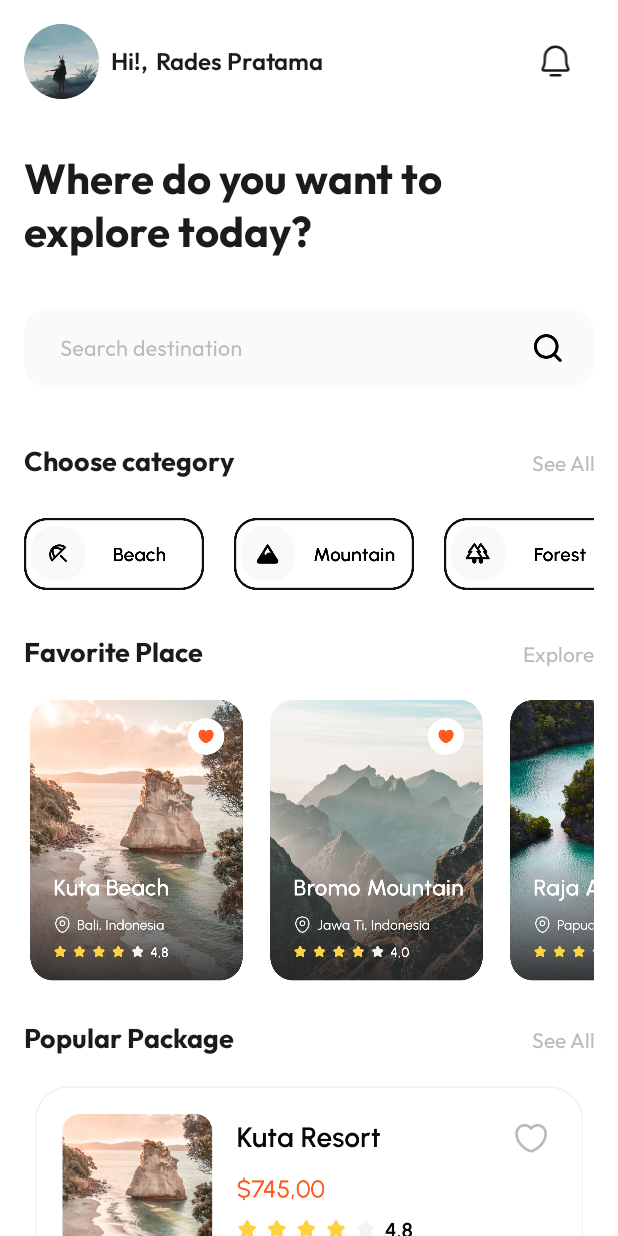
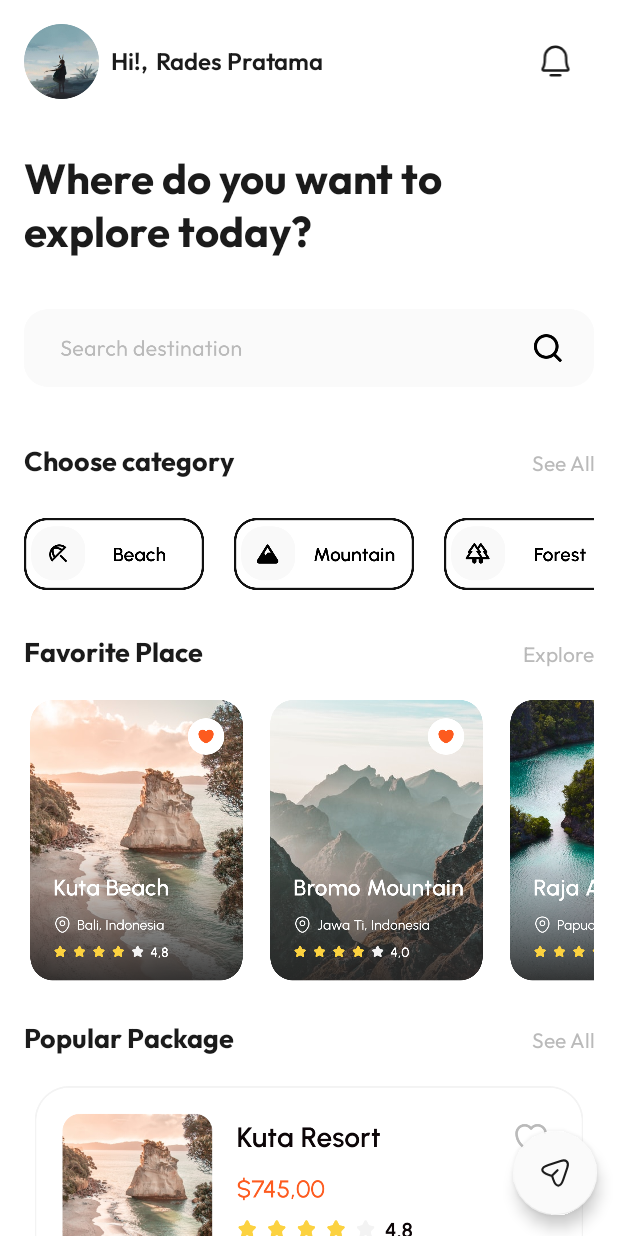
Before and after one commit to radespratama/staycation, an Android app: the screen it shows after launch (MainActivity), on a phone screen of 412 x 824 dp. Run offline under Robolectric (Android 15) with nearby library versions, the phone set to English and light mode, and no system bars.

Commit message:
add floating button

```diff
--- a/app/build.gradle
+++ b/app/build.gradle
@@ -32,6 +32,8 @@ dependencies {
     implementation 'androidx.appcompat:appcompat:1.5.0'
     implementation 'com.google.android.material:material:1.6.1'
     implementation 'androidx.constraintlayout:constraintlayout:2.1.4'
+    implementation 'androidx.navigation:navigation-fragment:2.5.0'
+    implementation 'androidx.navigation:navigation-ui:2.5.0'
     testImplementation 'junit:junit:4.13.2'
     androidTestImplementation 'androidx.test.ext:junit:1.1.3'
     androidTestImplementation 'androidx.test.espresso:espresso-core:3.4.0'
--- a/app/src/main/AndroidManifest.xml
+++ b/app/src/main/AndroidManifest.xml
@@ -16,8 +16,7 @@
         <activity
             android:name=".DetailSearchActivity"
             android:exported="false"
-            android:theme="@style/Theme.AppCompat.NoActionBar"
-            />
+            android:theme="@style/Theme.AppCompat.NoActionBar" />
         <activity
             android:name=".DetailFavoriteActivity"
             android:exported="false"
--- a/app/src/main/java/com/devplayhouse/staycationandroid/MainActivity.java
+++ b/app/src/main/java/com/devplayhouse/staycationandroid/MainActivity.java
@@ -5,14 +5,23 @@ import androidx.appcompat.app.AppCompatActivity;
 import android.content.Intent;
 import android.os.Bundle;
 import android.view.View;
+import android.view.animation.Animation;
+import android.view.animation.AnimationUtils;
 import android.widget.ImageView;
 import android.widget.RelativeLayout;
+
+import com.google.android.material.floatingactionbutton.FloatingActionButton;
 
 public class MainActivity extends AppCompatActivity {
     ImageView searchContent;
     ImageView toFavoriteOne, toFavoriteTwo, toFavoriteThree, toFavoriteFour;
     String contentTitle, contentLocation, contentDescription, contentRating, contentPrice;
     RelativeLayout contentDetailBackground;
+
+    FloatingActionButton floatingActionAppOne, floatingActionAppTwo;
+    Animation icOpen, icClose, icRotateForward, icRotateBackward;
+
+    boolean isOpen = false;
 
     @Override
     protected void onCreate(Bundle savedInstanceState) {
@@ -25,6 +34,9 @@ public class MainActivity extends AppCompatActivity {
         toFavoriteTwo = findViewById(R.id.toFavoriteTwo);
         toFavoriteThree = findViewById(R.id.toFavoriteThree);
         toFavoriteFour = findViewById(R.id.toFavoriteFour);
+
+        floatingActionAppOne = findViewById(R.id.floatingActionAppOne);
+        floatingActionAppTwo = findViewById(R.id.floatingActionAppTwo);
 
         toFavoriteOne.setOnClickListener(new View.OnClickListener() {
             @Override
--- a/app/src/main/java/com/devplayhouse/staycationandroid/SplashScreenActivity.java
+++ b/app/src/main/java/com/devplayhouse/staycationandroid/SplashScreenActivity.java
@@ -16,11 +16,6 @@ public class SplashScreenActivity extends AppCompatActivity {
         new Handler().postDelayed(new Runnable() {
             @Override
             public void run() {
-                /** if(getSharedPreferences("nama") != null){
-                    Intent loadingIntent = new Intent(SplashScreenActivity.this, MainActivity.class);
-                } else {
-                    Intent loadingIntent = new Intent(SplashScreenActivity.this, MainActivity.class);
-                } **/
                 Intent loadingIntent = new Intent(SplashScreenActivity.this, MainActivity.class);
                 startActivity(loadingIntent);
                 finish();
--- /dev/null
+++ b/app/src/main/res/drawable/ic_logout.xml
@@ -0,0 +1,13 @@
+<vector xmlns:android="http://schemas.android.com/apk/res/android"
+    android:width="16dp"
+    android:height="14dp"
+    android:viewportWidth="18"
+    android:viewportHeight="16">
+  <path
+      android:pathData="M8,15H11.75C13.142,15 14.478,14.447 15.462,13.462C16.447,12.478 17,11.142 17,9.75C17,8.358 16.447,7.022 15.462,6.038C14.478,5.053 13.142,4.5 11.75,4.5H2M4.5,1L1,4.5L4.5,8"
+      android:strokeLineJoin="round"
+      android:strokeWidth="2"
+      android:fillColor="#00000000"
+      android:strokeColor="#000000"
+      android:strokeLineCap="round"/>
+</vector>
--- /dev/null
+++ b/app/src/main/res/drawable/ic_send.xml
@@ -0,0 +1,20 @@
+<vector xmlns:android="http://schemas.android.com/apk/res/android"
+    android:width="25dp"
+    android:height="24dp"
+    android:viewportWidth="25"
+    android:viewportHeight="24">
+  <path
+      android:pathData="M7.965,6.32L16.455,3.49C20.265,2.22 22.335,4.3 21.075,8.11L18.245,16.6C16.345,22.31 13.225,22.31 11.325,16.6L10.485,14.08L7.965,13.24C2.255,11.34 2.255,8.23 7.965,6.32Z"
+      android:strokeLineJoin="round"
+      android:strokeWidth="1.5"
+      android:fillColor="#00000000"
+      android:strokeColor="@color/gray_900"
+      android:strokeLineCap="round"/>
+  <path
+      android:pathData="M10.675,13.65L14.255,10.06"
+      android:strokeLineJoin="round"
+      android:strokeWidth="1.5"
+      android:fillColor="#00000000"
+      android:strokeColor="@color/gray_900"
+      android:strokeLineCap="round"/>
+</vector>
--- a/app/src/main/res/layout/activity_detail_search.xml
+++ b/app/src/main/res/layout/activity_detail_search.xml
@@ -24,13 +24,11 @@
         <TextView
             android:layout_width="wrap_content"
             android:layout_height="wrap_content"
+            android:layout_centerInParent="true"
+            android:fontFamily="@font/outfit_bold"
             android:text="Search"
             android:textColor="@color/gray_900"
-            android:textSize="16dp"
-            android:fontFamily="@font/outfit_bold"
-            android:layout_centerVertical="true"
-            android:layout_centerInParent="true"
-            />
+            android:textSize="16dp" />
     </RelativeLayout>
     <LinearLayout
         android:layout_width="match_parent"
--- a/app/src/main/res/layout/activity_login.xml
+++ b/app/src/main/res/layout/activity_login.xml
@@ -1,9 +1,16 @@
 <?xml version="1.0" encoding="utf-8"?>
 <RelativeLayout xmlns:android="http://schemas.android.com/apk/res/android"
     xmlns:tools="http://schemas.android.com/tools"
+    xmlns:app="http://schemas.android.com/apk/res-auto"
     android:layout_width="match_parent"
     android:background="@color/white"
     android:layout_height="match_parent"
     tools:context=".LoginActivity">
 
+
+
+
+
+
+
 </RelativeLayout>
--- a/app/src/main/res/layout/activity_main.xml
+++ b/app/src/main/res/layout/activity_main.xml
@@ -1,18 +1,26 @@
 <?xml version="1.0" encoding="utf-8"?>
-<ScrollView
+<RelativeLayout
     xmlns:android="http://schemas.android.com/apk/res/android"
+    xmlns:app="http://schemas.android.com/apk/res-auto"
     xmlns:tools="http://schemas.android.com/tools"
     android:layout_width="match_parent"
     android:layout_height="match_parent"
     android:background="@color/white"
-    tools:context=".MainActivity">
+    >
+
+    <ScrollView
+        android:layout_width="wrap_content"
+        android:layout_height="wrap_content"
+        android:paddingTop="16dp"
+        android:paddingLeft="16dp"
+        android:paddingRight="16dp"
+        >
 
         <LinearLayout
             android:id="@+id/containerContent"
             android:layout_width="match_parent"
             android:layout_height="wrap_content"
             android:orientation="vertical"
-        android:padding="16dp"
             >
 
             <LinearLayout
@@ -21,6 +29,7 @@
                 android:layout_height="wrap_content"
                 android:orientation="horizontal"
                 >
+
                 <LinearLayout
                     android:layout_width="wrap_content"
                     android:layout_height="wrap_content"
@@ -55,7 +64,6 @@
                         android:layout_gravity="center_vertical"
                         />
                 </LinearLayout>
-
                 <ImageView
                     android:layout_width="25dp"
                     android:layout_height="25dp"
@@ -64,6 +72,7 @@
                     android:layout_gravity="center_vertical"
                     android:src="@drawable/ic_bell_icon"
                     />
+
             </LinearLayout>
 
             <TextView
@@ -84,7 +93,6 @@
                 android:layout_marginTop="30dp"
                 android:src="@drawable/search_bar"
                 />
-
 
             <LinearLayout
                 android:id="@+id/categoryContent"
@@ -296,6 +304,7 @@
                     android:layout_marginTop="20dp"
                     android:orientation="vertical"
                     >
+
                     <ImageView
                         android:id="@+id/toPackageOne"
                         android:layout_width="match_parent"
@@ -314,11 +323,39 @@
                 </LinearLayout>
             </LinearLayout>
 
-
-
-
-
-
-
         </LinearLayout>
     </ScrollView>
+
+    <com.google.android.material.floatingactionbutton.FloatingActionButton
+        android:id="@+id/floatingActionAppOne"
+        android:layout_width="wrap_content"
+        android:layout_height="wrap_content"
+        android:layout_alignParentRight="true"
+        android:layout_alignParentBottom="true"
+        android:layout_marginStart="14dp"
+        android:layout_marginTop="14dp"
+        android:layout_marginEnd="14dp"
+        android:layout_marginBottom="14dp"
+        android:contentDescription="@string/SSName"
+        app:backgroundTint="@color/gray_200"
+        app:srcCompat="@drawable/ic_send" />
+
+    <com.google.android.material.floatingactionbutton.FloatingActionButton
+        android:id="@+id/floatingActionAppTwo"
+        android:layout_width="wrap_content"
+        android:layout_height="wrap_content"
+        android:layout_alignParentRight="true"
+        android:layout_alignParentBottom="true"
+        android:layout_marginStart="14dp"
+        android:layout_marginTop="14dp"
+        android:layout_marginEnd="23dp"
+        android:layout_marginBottom="90dp"
+        android:contentDescription="@string/SSName"
+        app:backgroundTint="@color/gray_200"
+        app:fabSize="mini"
+        app:srcCompat="@drawable/ic_logout"
+        app:maxImageSize="16dp"
+        android:visibility="invisible"
+        />
+
+</RelativeLayout>
```
Lines whose indentation alone changed are shown as unchanged.
